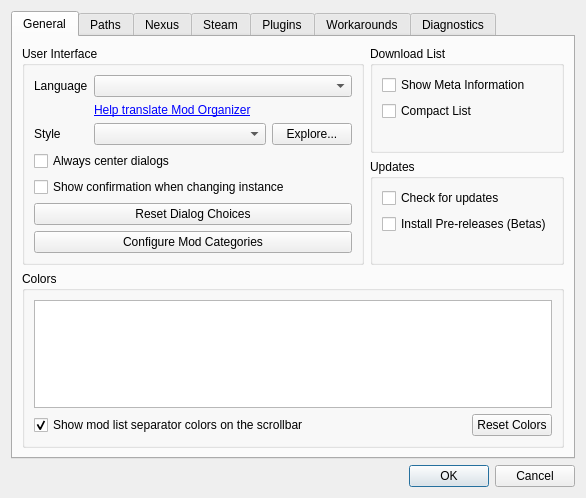
Above: modorganizer/src/settingsdialog.ui from Holt59/mo2-merge before the change. Below: the same form after it.
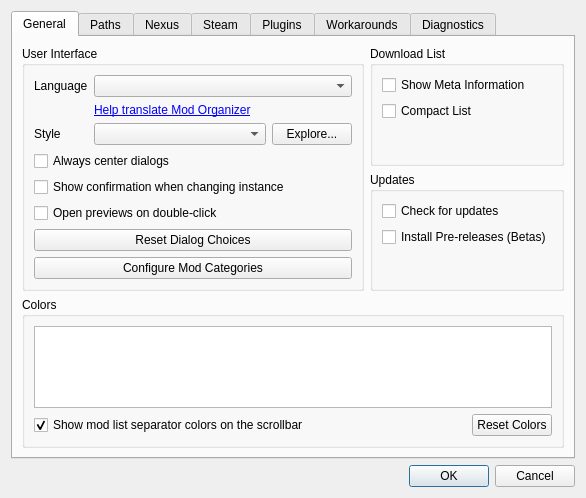
That is the form after the change. Icons and pictures are not drawn. Custom widgets are drawn as their Qt base class.

Commit message: [modorganizer] added open previews on double-click option implemented for filetree

```diff
--- a/modorganizer/src/settingsdialog.ui
+++ b/modorganizer/src/settingsdialog.ui
@@ -132,6 +132,13 @@
             </property>
            </widget>
           </item>
+          <item>
+           <widget class="QCheckBox" name="doubleClickPreviews">
+            <property name="text">
+             <string>Open previews on double-click</string>
+            </property>
+           </widget>
+          </item>
           <item>
            <widget class="QPushButton" name="resetDialogsButton">
             <property name="maximumSize">
```
Left out of the diff: 3 changed lines with no effect on the pictures. The commit also changes 4 other files.
